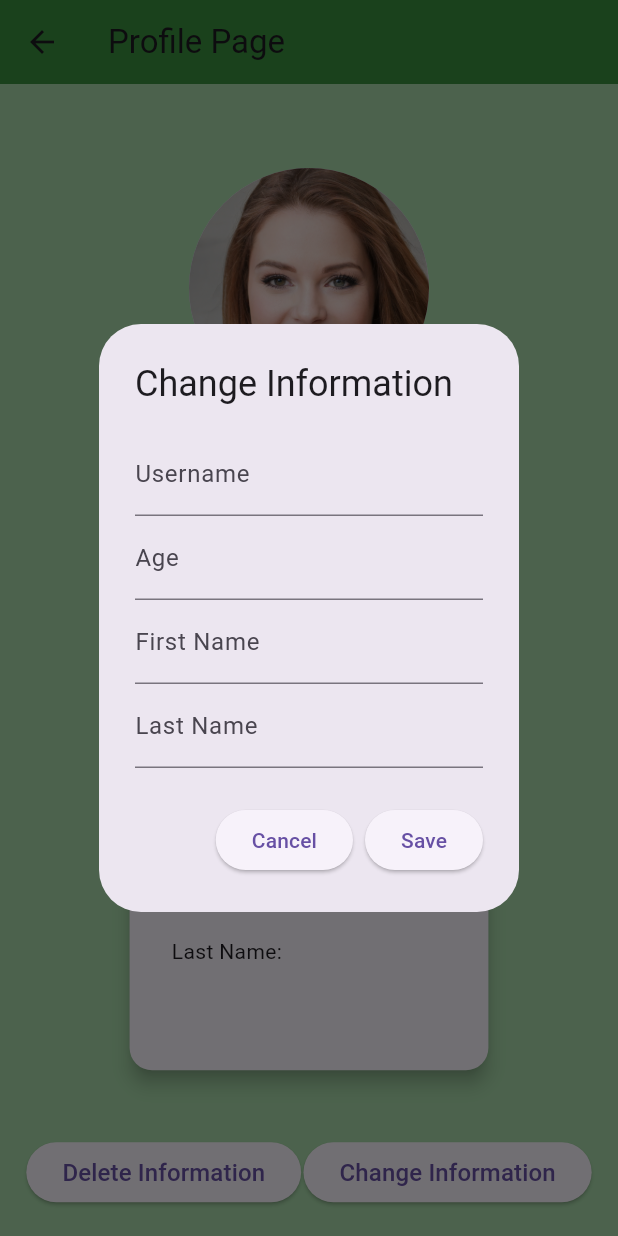
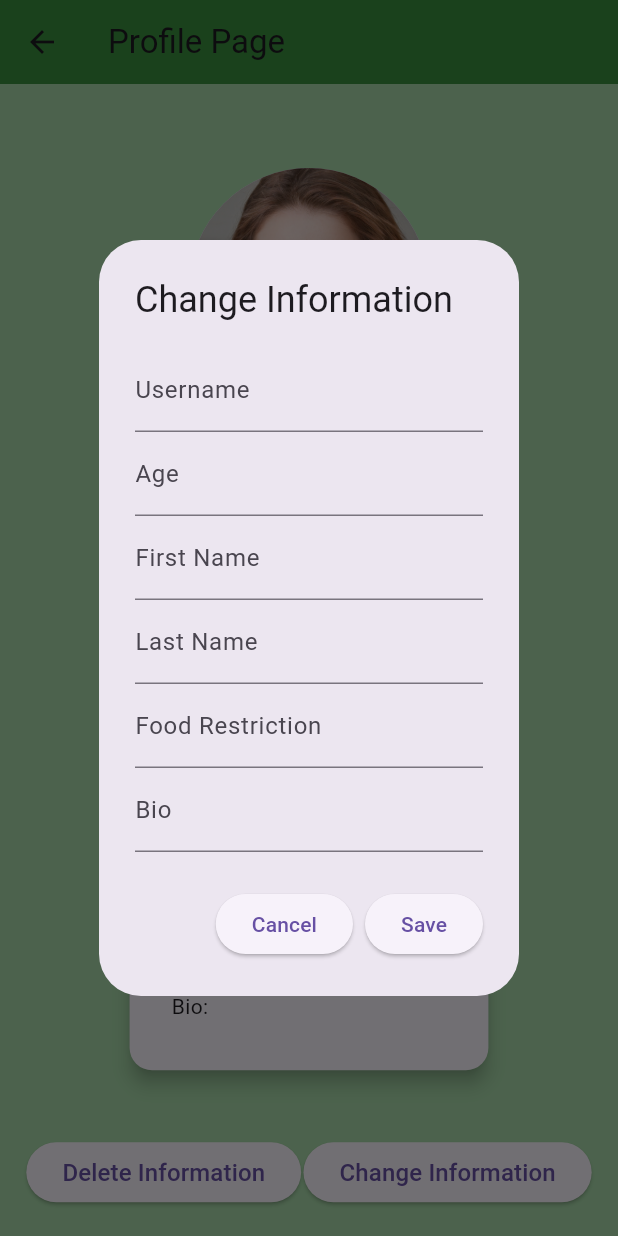
Before and after one commit to RhysRoo/SDrecipe, a Flutter app: the ProfilePage screen opened directly, after a tap on "Change Information", on a phone screen of 412 x 824 dp. Run offline on Flutter 3.47's test engine with Material 3 defaults, Android fonts, the phone set to English and light mode, and no system bars; our stand-ins replace cloud_firestore, firebase_auth, firebase_core, google_sign_in, sign_in_with_apple; accounts and stored records are empty.

Commit message:
Fixed and To The Specification

```diff
--- a/recipe_app/lib/pages/profile_page/profileManager.dart
+++ b/recipe_app/lib/pages/profile_page/profileManager.dart
@@ -39,7 +39,7 @@ class ProfileManager {
     try {
       String? uid = await userManager.getCurrentUserUID();
 
-      // Reference to the user document in the "users" collection
+      // Reference to the user document in the "UserDetails" collection
       DocumentReference userRef =
           FirebaseFirestore.instance.collection('UserDetails').doc(uid);
 
@@ -49,6 +49,8 @@ class ProfileManager {
         'username': 'N/A',
         'firstName': 'N/A',
         'lastName': 'N/A',
+        'foodRestriction': 'N/A',
+        'bio': 'N/A'
       };
 
       // Update the user document with the new values
--- a/recipe_app/lib/pages/profile_page/profile_page.dart
+++ b/recipe_app/lib/pages/profile_page/profile_page.dart
@@ -16,6 +16,9 @@ class _ProfilePageState extends State<ProfilePage> {
   final TextEditingController _ageController = TextEditingController();
   final TextEditingController _firstNameController = TextEditingController();
   final TextEditingController _lastNameController = TextEditingController();
+  final TextEditingController _foodRestictionController =
+      TextEditingController();
+  final TextEditingController _bioController = TextEditingController();
 
   final GlobalKey<FormState> _formKey = GlobalKey<FormState>();
   final ProfileManager profileManager = ProfileManager();
@@ -40,6 +43,8 @@ class _ProfilePageState extends State<ProfilePage> {
             username: userData['username'] ?? '',
             firstName: userData['firstName'] ?? '',
             lastName: userData['lastName'] ?? '',
+            foodRestriction: userData['foodRestriction'] ?? '',
+            bio: userData['bio'] ?? '',
           );
         });
       }
@@ -79,6 +84,7 @@ class _ProfilePageState extends State<ProfilePage> {
                   child: Column(
                     children: [
                       _buildInfoItem('Username:', 'username'),
+                      _buildInfoItem('Food Restriction: ', 'foodRestriction')
                     ],
                   ),
                 ),
@@ -102,6 +108,7 @@ class _ProfilePageState extends State<ProfilePage> {
                       _buildInfoItem('Age:', 'age'),
                       _buildInfoItem('First Name:', 'firstName'),
                       _buildInfoItem('Last Name:', 'lastName'),
+                      _buildInfoItem('Bio:', 'bio'),
                     ],
                   ),
                 ),
@@ -278,6 +285,33 @@ class _ProfilePageState extends State<ProfilePage> {
                       return null;
                     },
                   ),
+                  TextFormField(
+                    controller: _foodRestictionController,
+                    decoration:
+                        const InputDecoration(labelText: 'Food Restriction'),
+                    validator: (value) {
+                      if (value == null || value.isEmpty) {
+                        return 'Please enter a last name';
+                      }
+                      if (value.length < 2) {
+                        return 'Last name must be at least 2 characters';
+                      }
+                      return null;
+                    },
+                  ),
+                  TextFormField(
+                    controller: _bioController,
+                    decoration: const InputDecoration(labelText: 'Bio'),
+                    validator: (value) {
+                      if (value == null || value.isEmpty) {
+                        return 'Please enter a last name';
+                      }
+                      if (value.length < 2) {
+                        return 'Last name must be at least 2 characters';
+                      }
+                      return null;
+                    },
+                  ),
                 ],
               ),
             ),
@@ -300,6 +334,8 @@ class _ProfilePageState extends State<ProfilePage> {
                       username: _usernameController.text.trim(),
                       firstName: _firstNameController.text.trim(),
                       lastName: _lastNameController.text.trim(),
+                      foodRestriction: _foodRestictionController.text.trim(),
+                      bio: _bioController.text.trim(),
                     );
 
                     // Save the user details
@@ -312,6 +348,8 @@ class _ProfilePageState extends State<ProfilePage> {
                     _usernameController.clear();
                     _lastNameController.clear();
                     _firstNameController.clear();
+                    _foodRestictionController.clear();
+                    _bioController.clear();
 
                     Navigator.of(context).pop();
                   } else {
--- a/recipe_app/lib/pages/profile_page/userModel.dart
+++ b/recipe_app/lib/pages/profile_page/userModel.dart
@@ -4,6 +4,8 @@ class UserModel {
   final String lastName;
   final String username;
   final String age;
+  final String bio;
+  final String foodRestriction;
 
   const UserModel({
     this.id,
@@ -11,6 +13,8 @@ class UserModel {
     required this.lastName,
     required this.username,
     required this.age,
+    required this.bio,
+    required this.foodRestriction,
   });
 
   Map<String, dynamic> toJson() {
@@ -18,7 +22,9 @@ class UserModel {
       "firstName": firstName,
       "lastName": lastName,
       "username": username,
-      'age': age,
+      "age": age,
+      "bio": bio,
+      "foodRestriction": foodRestriction,
     };
   }
 }
```
Also changed, not shown: recipe_app/lib/pages/profile_page/userManager.dart (+0 -32 lines).
